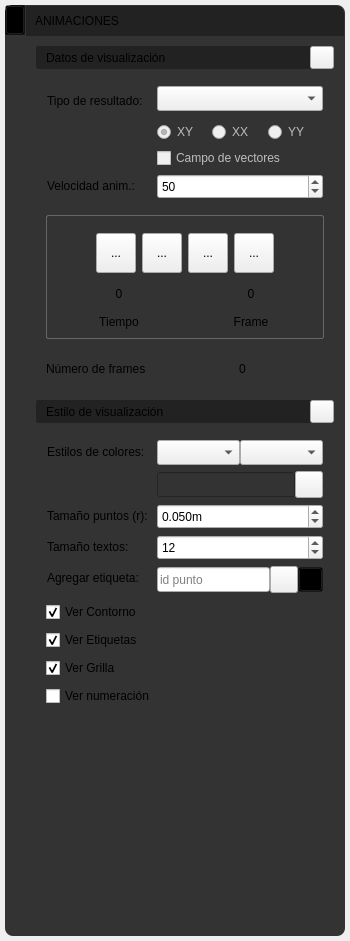
Old version of the form app/ui/widget_result_menu_animation.ui in the repository edwinar13/MPM-UN.
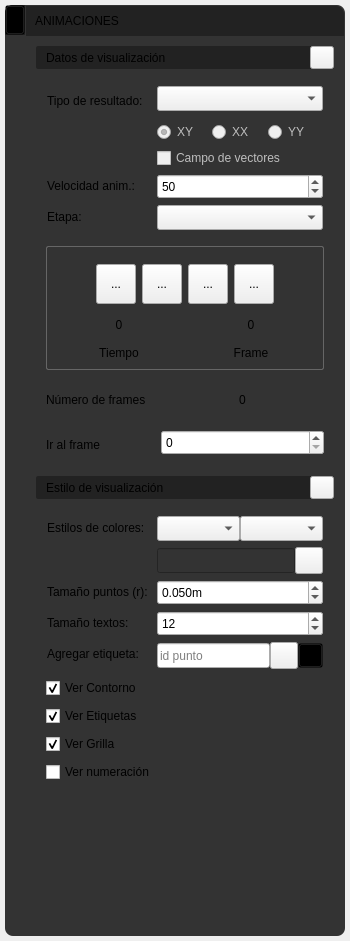
New version of the form. Icons and pictures are not drawn.

Commit message: feat(resultados): selector de etapa e ir al frame, animación ~3x más rápida y material por etapa; docs: validaciones definitivas de los cuatro casos (test/7)

The edit to the form file:
```diff
--- a/app/ui/widget_result_menu_animation.ui
+++ b/app/ui/widget_result_menu_animation.ui
@@ -1157,6 +1157,20 @@
                           </property>
                          </widget>
                         </item>
+                        <item row="4" column="0">
+                         <widget class="QLabel" name="label_textResultStage">
+                          <property name="minimumSize"><size><width>110</width><height>0</height></size></property>
+                          <property name="text"><string>Etapa:</string></property>
+                          <property name="QLabelStyle" stdset="0"><number>3</number></property>
+                         </widget>
+                        </item>
+                        <item row="4" column="1">
+                         <widget class="QComboBox" name="comboBox_sceneStage">
+                          <property name="minimumSize"><size><width>0</width><height>25</height></size></property>
+                          <property name="toolTip"><string>Reproducir todas las etapas o solo una. El tiempo se muestra desde el inicio de la etapa.</string></property>
+                          <property name="QComboBoxStyle" stdset="0"><number>1</number></property>
+                         </widget>
+                        </item>
                         <item row="2" column="1">
                          <widget class="QCheckBox" name="checkBox_ResultVector">
                           <property name="enabled">
@@ -1496,6 +1510,21 @@
                          </property>
                         </widget>
                        </item>
+                       <item row="1" column="0">
+                        <widget class="QLabel" name="label_textGoFrame">
+                         <property name="minimumSize"><size><width>0</width><height>30</height></size></property>
+                         <property name="text"><string>Ir al frame</string></property>
+                         <property name="QLabelStyle" stdset="0"><number>3</number></property>
+                        </widget>
+                       </item>
+                       <item row="1" column="1">
+                        <widget class="QSpinBox" name="spinBox_sceneFrame">
+                         <property name="minimumSize"><size><width>60</width><height>25</height></size></property>
+                         <property name="toolTip"><string>Escribe un frame y pulsa Enter para saltar a él</string></property>
+                         <property name="keyboardTracking"><bool>false</bool></property>
+                         <property name="QSpinBoxStyle" stdset="0"><number>1</number></property>
+                        </widget>
+                       </item>
                       </layout>
                      </item>
                     </layout>
```
The commit also changes 10 other files.
